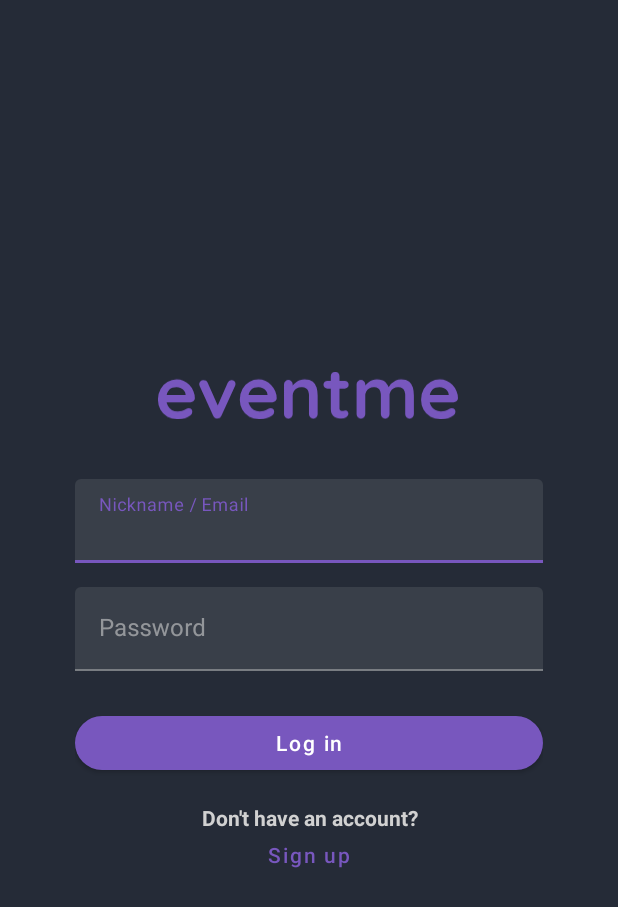
After one commit to ArturAlcoverro/Eventme, an Android app: the LoginActivity screen opened directly, with no data from a screen before it, on a phone screen of 412 x 824 dp. The commit adds this screen. Shown: the top 907 px of the screen. Run offline under Robolectric (Android 15) with nearby library versions, the phone set to English and light mode, and no system bars.

Commit message:
Login UI
Todo lo necesario para la UI del login (.java, strings, layout, Actualizacion del manifest)

```diff
--- a/app/src/main/AndroidManifest.xml
+++ b/app/src/main/AndroidManifest.xml
@@ -9,6 +9,7 @@
         android:roundIcon="@mipmap/ic_launcher_round"
         android:supportsRtl="true"
         android:theme="@style/Theme.Eventme">
+        <activity android:name=".LoginActivity" />
         <activity android:name=".MainActivity">
             <intent-filter>
                 <action android:name="android.intent.action.MAIN" />
--- /dev/null
+++ b/app/src/main/java/com/androidprog2/eventme/LoginActivity.java
@@ -0,0 +1,14 @@
+package com.androidprog2.eventme;
+
+import androidx.appcompat.app.AppCompatActivity;
+
+import android.os.Bundle;
+
+public class LoginActivity extends AppCompatActivity {
+
+    @Override
+    protected void onCreate(Bundle savedInstanceState) {
+        super.onCreate(savedInstanceState);
+        setContentView(R.layout.activity_login);
+    }
+}
--- /dev/null
+++ b/app/src/main/res/layout/activity_login.xml
@@ -0,0 +1,96 @@
+<?xml version="1.0" encoding="utf-8"?>
+<androidx.constraintlayout.widget.ConstraintLayout
+    xmlns:android="http://schemas.android.com/apk/res/android"
+    xmlns:app="http://schemas.android.com/apk/res-auto"
+    xmlns:tools="http://schemas.android.com/tools"
+    android:layout_width="match_parent"
+    android:layout_height="match_parent"
+    tools:context=".LoginActivity">
+
+    <androidx.constraintlayout.widget.ConstraintLayout
+        android:layout_width="match_parent"
+        android:layout_height="wrap_content"
+        android:padding="50dp"
+        app:layout_constraintBottom_toBottomOf="parent"
+        app:layout_constraintTop_toTopOf="parent">
+
+        <ImageView
+            android:id="@+id/login_logo_imageview"
+            android:layout_width="200dp"
+            android:layout_height="wrap_content"
+            android:src="@drawable/ic_logo"
+            app:layout_constraintEnd_toEndOf="parent"
+            app:layout_constraintHorizontal_bias="0.497"
+            app:layout_constraintStart_toStartOf="parent"
+            app:layout_constraintTop_toTopOf="parent" />
+
+        <com.google.android.material.textfield.TextInputLayout
+            android:id="@+id/login_nickname"
+            android:layout_width="match_parent"
+            android:layout_height="wrap_content"
+            android:layout_marginTop="32dp"
+            android:hint="@string/login_nickname_email_label"
+            android:nextFocusDown="@id/login_password"
+            app:layout_constraintTop_toBottomOf="@+id/login_logo_imageview"
+            tools:layout_editor_absoluteX="50dp">
+
+            <com.google.android.material.textfield.TextInputEditText
+                android:layout_width="match_parent"
+                android:layout_height="wrap_content"
+                style="@style/Style.Eventme.TextInput" />
+
+        </com.google.android.material.textfield.TextInputLayout>
+
+        <com.google.android.material.textfield.TextInputLayout
+            android:id="@+id/login_password"
+            android:layout_width="match_parent"
+            android:layout_height="wrap_content"
+            android:layout_marginTop="16dp"
+            android:hint="@string/login_password_label"
+            app:layout_constraintTop_toBottomOf="@+id/login_nickname"
+            tools:layout_editor_absoluteX="50dp">
+
+            <com.google.android.material.textfield.TextInputEditText
+                android:layout_width="match_parent"
+                android:layout_height="wrap_content"
+                style="@style/Style.Eventme.TextInput" />
+
+        </com.google.android.material.textfield.TextInputLayout>
+
+        <com.google.android.material.button.MaterialButton
+            android:id="@+id/login_btn"
+            style="@style/Style.Eventme.Button"
+            android:layout_width="match_parent"
+            android:layout_height="wrap_content"
+            android:layout_marginTop="24dp"
+            android:text="@string/login_login_btn"
+            app:layout_constraintTop_toBottomOf="@+id/login_password"
+            tools:layout_editor_absoluteX="50dp" />
+
+        <TextView
+            android:id="@+id/login_account_question"
+            android:layout_width="match_parent"
+            android:layout_height="wrap_content"
+            android:layout_marginTop="16dp"
+            android:text="@string/login_account_question"
+            android:textAlignment="center"
+            android:textColor="@color/font_color_dark"
+            android:textStyle="bold"
+            app:layout_constraintTop_toBottomOf="@+id/login_btn"
+            tools:layout_editor_absoluteX="50dp" />
+
+        <com.google.android.material.button.MaterialButton
+            style="@style/Widget.MaterialComponents.Button.TextButton"
+            android:layout_width="wrap_content"
+            android:layout_height="30dp"
+            android:height="10dp"
+            android:insetTop="0dp"
+            android:insetBottom="0dp"
+            android:text="@string/login_gotosignup_btn"
+            android:textAllCaps="false"
+            app:layout_constraintEnd_toEndOf="parent"
+            app:layout_constraintStart_toStartOf="parent"
+            app:layout_constraintTop_toBottomOf="@+id/login_account_question" />
+
+    </androidx.constraintlayout.widget.ConstraintLayout>
+</androidx.constraintlayout.widget.ConstraintLayout>
--- a/app/src/main/res/values/strings.xml
+++ b/app/src/main/res/values/strings.xml
@@ -1,3 +1,10 @@
 <resources>
     <string name="app_name">Eventme</string>
+
+    <!-- LoginActivity Strings -->
+    <string name="login_nickname_email_label">Nickname / Email</string>
+    <string name="login_password_label">Password</string>
+    <string name="login_login_btn">Log in</string>
+    <string name="login_account_question">Don\'t have an account?</string>
+    <string name="login_gotosignup_btn">Sign up</string>
 </resources>
```
